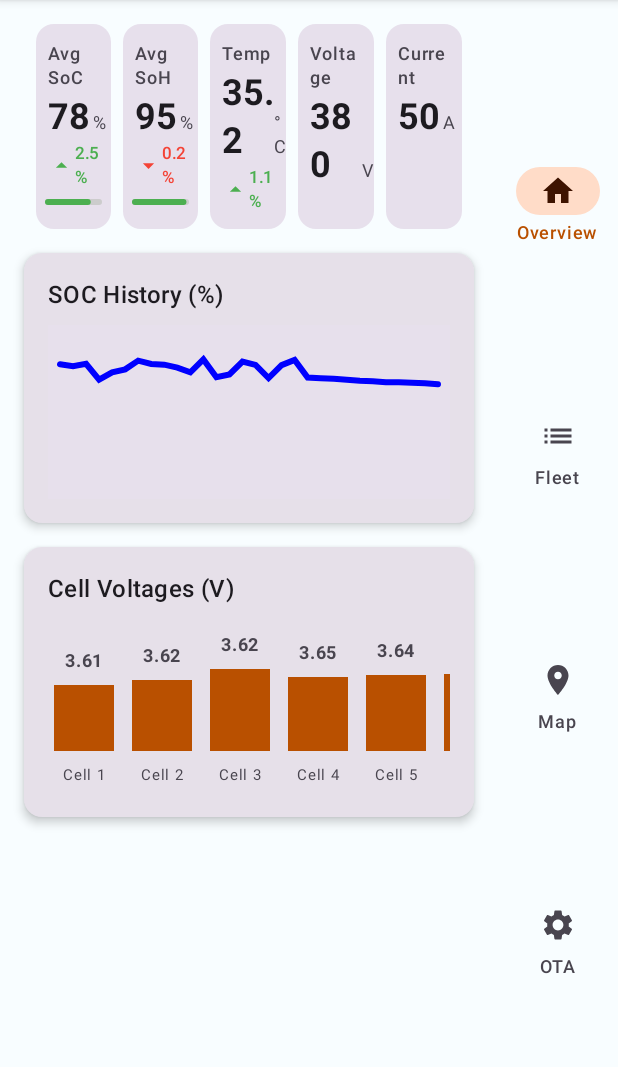
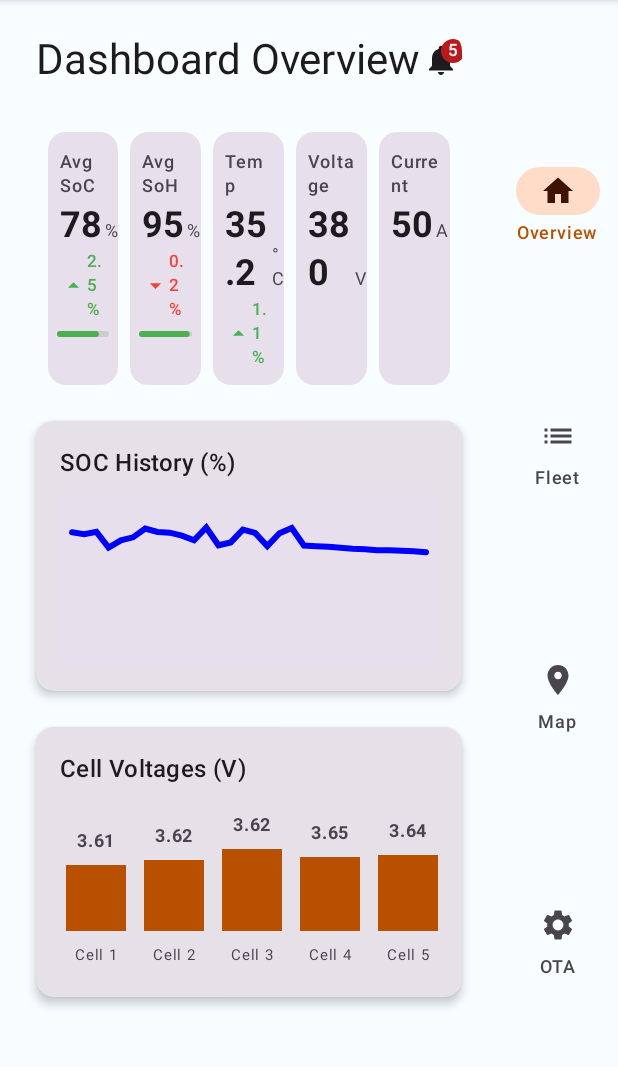
Before and after one commit to arnavgupta27/iCBMP, an Android app built with Jetpack Compose: the screen it shows after launch (MainActivity), on a phone screen of 412 x 824 dp, the part 84-1151 px from its top. Run offline under Robolectric (Android 15) with nearby library versions, the phone set to English and light mode, and no system bars; libraries missing offline, so code that uses them is left out: com.mapbox.maps.

Commit message:
alert center

```diff
--- a/automotive/src/main/java/com/example/icbmpfinalboss/ui/screens/overview/OverviewScreen.kt
+++ b/automotive/src/main/java/com/example/icbmpfinalboss/ui/screens/overview/OverviewScreen.kt
@@ -1,81 +1,68 @@
-package com.example.icbmpfinalboss.ui.screens.overview // Ensure your package name is correct
+package com.example.icbmpfinalboss.ui.screens.overview
 
 import androidx.compose.animation.core.animateFloatAsState
 import androidx.compose.animation.core.tween
 import androidx.compose.foundation.Canvas
 import androidx.compose.foundation.background
 import androidx.compose.foundation.layout.*
+import androidx.compose.foundation.lazy.LazyColumn
 import androidx.compose.foundation.lazy.LazyRow
+import androidx.compose.foundation.lazy.items
 import androidx.compose.foundation.lazy.itemsIndexed
-import androidx.compose.material.icons.Icons
-import androidx.compose.material.icons.filled.Info
-import androidx.compose.material.icons.filled.Refresh
+import androidx.compose.foundation.shape.RoundedCornerShape
 import androidx.compose.material3.*
 import androidx.compose.runtime.*
 import androidx.compose.ui.Alignment
 import androidx.compose.material3.MaterialTheme
 import androidx.compose.foundation.rememberScrollState
 import androidx.compose.foundation.verticalScroll
-import androidx.compose.material.icons.filled.ArrowDropDown
-import androidx.compose.material.icons.filled.ArrowDropUp
-
+import androidx.compose.material.icons.Icons
+import androidx.compose.material.icons.filled.*
 import androidx.compose.ui.Modifier
+import androidx.compose.ui.geometry.Offset
 import androidx.compose.ui.graphics.Color
 import androidx.compose.ui.graphics.Path
 import androidx.compose.ui.graphics.StrokeCap
 import androidx.compose.ui.graphics.drawscope.Stroke
 import androidx.compose.ui.text.font.FontWeight
-import androidx.compose.ui.tooling.preview.Preview
 import androidx.compose.ui.unit.dp
 import androidx.compose.ui.unit.sp
+import androidx.compose.ui.window.Dialog
 import androidx.lifecycle.viewmodel.compose.viewModel
 import com.example.icbmpfinalboss.data.models.BmsData
 import com.example.icbmpfinalboss.viewmodel.BmsViewModel
 
-import androidx.compose.material3.Card // Ensure this import is there
-import androidx.compose.material3.CardDefaults // Ensure this import is there
-import androidx.compose.material3.Icon // Ensure this import is there
-import androidx.compose.material3.Text // Ensure thi
-import androidx.compose.ui.geometry.Offset
-
-import androidx.compose.foundation.layout.IntrinsicSize // NEW Import
-
+// Imports for the old Alert Center are no longer needed
+// We'll use Badge and BadgedBox from Material 3
 @OptIn(ExperimentalMaterial3Api::class)
 @Composable
 fun OverviewScreen(
     bmsViewModel: BmsViewModel = viewModel()
 ) {
     val bmsData by bmsViewModel.bmsState.collectAsState()
-    val isChargingEnabled by bmsViewModel.isChargingEnabled.collectAsState()
-    val isBalancingForced by bmsViewModel.isBalancingForced.collectAsState()
-
     var showInfoDialog by remember { mutableStateOf(false) }
 
-    Scaffold(
-
-//        floatingActionButton = {
-//            // Refresh button (data simulation auto-refreshes, but this shows pattern)
-//            FloatingActionButton(onClick = { /* BmsViewModel.fetchBmsData() if not auto-refreshing */ }) {
-//                Icon(Icons.Filled.Refresh, contentDescription = "Refresh Data")
-//            }
-//        }
-    ) { paddingValues ->
+    Scaffold { paddingValues ->
         val scrollState = rememberScrollState()
         Column(
             modifier = Modifier
                 .padding(paddingValues)
-                .padding(16.dp)
+                .padding(horizontal = 24.dp, vertical = 16.dp)
                 .fillMaxSize()
                 .verticalScroll(scrollState),
-            verticalArrangement = Arrangement.spacedBy(16.dp) // Spacing between cards/sections
+            verticalArrangement = Arrangement.spacedBy(24.dp)
         ) {
-            // Battery Summary Card
+            Row(
+                modifier = Modifier.fillMaxWidth(),
+                horizontalArrangement = Arrangement.SpaceBetween,
+                verticalAlignment = Alignment.CenterVertically
+            ) {
+                Text("Dashboard Overview", style = MaterialTheme.typography.headlineMedium)
+                AlertCenter() // This now triggers a Dialog
+            }
+
             BatterySummaryCard(data = bmsData)
-
-            // SOC Line Chart
             SocLineChart(history = bmsData.socHistory)
-
-            // Cell Voltage Bar Chart
             CellVoltageBarChart(cellVoltages = bmsData.cellVoltages)
         }
 
@@ -94,65 +81,181 @@ fun OverviewScreen(
     }
 }
 
+// MODIFIED: Alert Center now launches a large Dialog
+@OptIn(ExperimentalMaterial3Api::class)
+@Composable
+fun AlertCenter() {
+    var showDialog by remember { mutableStateOf(false) }
+    // Use mutableStateListOf to allow for removing items
+    val notifications = remember {
+        mutableStateListOf(
+            "High Temperature Warning: Cell Block A",
+            "Firmware Update v1.9.2 Available",
+            "Critical: SoC below 15%",
+            "Cell Imbalance Detected: Group 3",
+            "Connection Lost: Vehicle #1024"
+        )
+    }
+
+    Box {
+        IconButton(onClick = { showDialog = true }) {
+            BadgedBox(
+                badge = {
+                    if (notifications.isNotEmpty()) {
+                        Badge { Text(notifications.size.toString()) }
+                    }
+                }
+            ) {
+                Icon(
+                    imageVector = Icons.Default.Notifications,
+                    contentDescription = "Open Alerts",
+                    tint = MaterialTheme.colorScheme.onSurface
+                )
+            }
+        }
+    }
+
+    if (showDialog) {
+        AlertsDialog(
+            notifications = notifications,
+            onDismiss = { showDialog = false },
+            onClear = { notification -> notifications.remove(notification) },
+            onAcknowledge = { notification ->
+                // For now, acknowledging just clears it.
+                // Later, this could change an item's state (e.g., its color) instead of removing it.
+                notifications.remove(notification)
+            }
+        )
+    }
+}
+
+// NEW: A large dialog for displaying alerts
+@Composable
+fun AlertsDialog(
+    notifications: List<String>,
+    onDismiss: () -> Unit,
+    onAcknowledge: (String) -> Unit,
+    onClear: (String) -> Unit
+) {
+    Dialog(onDismissRequest = onDismiss) {
+        Card(
+            modifier = Modifier
+                .fillMaxWidth(0.95f) // Covers most of the width
+                .fillMaxHeight(0.85f), // Covers most of the height
+            shape = RoundedCornerShape(16.dp),
+            colors = CardDefaults.cardColors(containerColor = MaterialTheme.colorScheme.surface)
+        ) {
+            Column(modifier = Modifier.fillMaxSize()) {
+                // Dialog Header
+                Row(
+                    modifier = Modifier
+                        .fillMaxWidth()
+                        .padding(16.dp),
+                    horizontalArrangement = Arrangement.SpaceBetween,
+                    verticalAlignment = Alignment.CenterVertically
+                ) {
+                    Text("Alert Center", style = MaterialTheme.typography.headlineSmall)
+                    IconButton(onClick = onDismiss) {
+                        Icon(Icons.Default.Close, contentDescription = "Close Alerts")
+                    }
+                }
+                Divider(modifier = Modifier.padding(horizontal = 16.dp))
+
+                // List of notifications
+                if (notifications.isEmpty()) {
+                    Box(
+                        modifier = Modifier.fillMaxSize(),
+                        contentAlignment = Alignment.Center
+                    ) {
+                        Text("All alerts cleared!", style = MaterialTheme.typography.bodyLarge)
+                    }
+                } else {
+                    LazyColumn(
+                        contentPadding = PaddingValues(16.dp),
+                        verticalArrangement = Arrangement.spacedBy(12.dp)
+                    ) {
+                        items(items = notifications, key = { it }) { notification ->
+                            NotificationItem(
+                                notificationText = notification,
+                                onAcknowledge = { onAcknowledge(notification) },
+                                onClear = { onClear(notification) }
+                            )
+                        }
+                    }
+                }
+            }
+        }
+    }
+}
+
+// NEW: Composable for a single notification item with actions
+@Composable
+fun NotificationItem(
+    notificationText: String,
+    onAcknowledge: () -> Unit,
+    onClear: () -> Unit
+) {
+    Card(
+        modifier = Modifier.fillMaxWidth(),
+        colors = CardDefaults.cardColors(containerColor = MaterialTheme.colorScheme.surfaceVariant),
+        elevation = CardDefaults.cardElevation(2.dp)
+    ) {
+        Column(
+            modifier = Modifier.padding(16.dp),
+            verticalArrangement = Arrangement.spacedBy(12.dp)
+        ) {
+            Text(
+                text = notificationText,
+                style = MaterialTheme.typography.bodyLarge
+            )
+            Row(
+                modifier = Modifier.fillMaxWidth(),
+                horizontalArrangement = Arrangement.End,
+                verticalAlignment = Alignment.CenterVertically
+            ) {
+                // "Acknowledge" could be a less prominent button
+                TextButton(onClick = onAcknowledge) {
+                    Text("Acknowledge")
+                }
+                Spacer(modifier = Modifier.width(8.dp))
+                // "Clear" is a primary action
+                Button(onClick = onClear) {
+                    Text("Clear")
+                }
+            }
+        }
+    }
+}
+
+// --- NO CHANGES to the components below this line ---
 @Composable
 fun BatterySummaryCard(data: BmsData) {
     Row(
         modifier = Modifier
             .fillMaxWidth()
             .padding(horizontal = 8.dp)
-            .height(IntrinsicSize.Min), // Ensures the Row's height is the height of its tallest child
+            .height(IntrinsicSize.Min),
         horizontalArrangement = Arrangement.spacedBy(8.dp)
     ) {
-        // Each card gets a weight of 1f and fills the max height available to it (the Row's height)
         BatteryMetricCard(
-            modifier = Modifier
-                .weight(1f)
-                .fillMaxHeight(), // Make each card fill the height of the Row
-            title = "Avg SoC",
-            value = "78",
-            unit = "%",
-            trend = 2.5f,
-            statusColor = Color(0xFF4CAF50),
-            progress = 0.78f
+            modifier = Modifier.weight(1f).fillMaxHeight(),
+            title = "Avg SoC", value = "78", unit = "%", trend = 2.5f, statusColor = Color(0xFF4CAF50), progress = 0.78f
         )
         BatteryMetricCard(
-            modifier = Modifier
-                .weight(1f)
-                .fillMaxHeight(),
-            title = "Avg SoH",
-            value = "95",
-            unit = "%",
-            trend = -0.2f,
-            statusColor = Color(0xFF4CAF50),
-            progress = 0.95f
+            modifier = Modifier.weight(1f).fillMaxHeight(),
+            title = "Avg SoH", value = "95", unit = "%", trend = -0.2f, statusColor = Color(0xFF4CAF50), progress = 0.95f
         )
         BatteryMetricCard(
-            modifier = Modifier
-                .weight(1f)
-                .fillMaxHeight(),
-            title = "Temp",
-            value = "35.2",
-            unit = "°C",
-            trend = 1.1f,
-            statusColor = Color(0xFFFFC107)
+            modifier = Modifier.weight(1f).fillMaxHeight(),
+            title = "Temp", value = "35.2", unit = "°C", trend = 1.1f, statusColor = Color(0xFFFFC107)
         )
         BatteryMetricCard(
-            modifier = Modifier
-                .weight(1f)
-                .fillMaxHeight(),
-            title = "Voltage",
-            value = "380",
-            unit = "V",
-            statusColor = Color(0xFF2196F3)
+            modifier = Modifier.weight(1f).fillMaxHeight(),
+            title = "Voltage", value = "380", unit = "V", statusColor = Color(0xFF2196F3)
         )
         BatteryMetricCard(
-            modifier = Modifier
-                .weight(1f)
-                .fillMaxHeight(),
-            title = "Current",
-            value = "50",
-            unit = "A",
-            statusColor = Color(0xFFE91E63)
+            modifier = Modifier.weight(1f).fillMaxHeight(),
+            title = "Current", value = "50", unit = "A", statusColor = Color(0xFFE91E63)
         )
     }
 }
@@ -169,44 +272,31 @@ fun SummaryItem(label: String, value: String) {
 fun SocLineChart(history: List<Float>) {
     Card(
         elevation = CardDefaults.cardElevation(4.dp),
-        modifier = Modifier
-            .fillMaxWidth()
-            .height(180.dp) // Increased height for better visualization
+        modifier = Modifier.fillMaxWidth().height(180.dp)
     ) {
         Column(modifier = Modifier.padding(16.dp)) {
             Text("SOC History (%)", style = MaterialTheme.typography.titleMedium)
             Spacer(Modifier.height(8.dp))
             Canvas(
-                modifier = Modifier
-                    .fillMaxSize()
-                    .background(MaterialTheme.colorScheme.surfaceVariant)
-                    .padding(8.dp)
+                modifier = Modifier.fillMaxSize().background(MaterialTheme.colorScheme.surfaceVariant).padding(8.dp)
             ) {
                 if (history.size > 1) {
                     val path = Path()
-                    // Adjust min/max for realistic SOC range
-                    val minSoc = 30f // Assuming SOC won't go below this in the short term
+                    val minSoc = 30f
                     val maxSoc = 100f
-                    val socRange = (maxSoc - minSoc).coerceAtLeast(1f) // Avoid division by zero
-
-                    // Scale Y-axis to canvas height
+                    val socRange = (maxSoc - minSoc).coerceAtLeast(1f)
                     fun getYCoordinate(soc: Float): Float {
                         return size.height - ((soc - minSoc) / socRange * size.height)
                     }
-
-                    // Move to the starting point
                     path.moveTo(0f, getYCoordinate(history.first()))
-
-                    // Draw lines to subsequent points
                     for (i in 1 until history.size) {
                         val x = size.width * (i.toFloat() / (history.size - 1))
                         val y = getYCoordinate(history[i])
                         path.lineTo(x, y)
                     }
-
                     drawPath(
                         path,
-                        color = Color.Blue, // Using theme primary color
+                        color = Color.Blue,
                         style = Stroke(width = 6f, cap = StrokeCap.Round)
                     )
                 }
@@ -219,9 +309,7 @@ fun SocLineChart(history: List<Float>) {
 fun CellVoltageBarChart(cellVoltages: List<Float>) {
     Card(
         elevation = CardDefaults.cardElevation(4.dp),
-        modifier = Modifier
-            .fillMaxWidth()
-            .height(180.dp) // Consistent height with line chart
+        modifier = Modifier.fillMaxWidth().height(180.dp)
     ) {
         Column(modifier = Modifier.padding(16.dp)) {
             Text("Cell Voltages (V)", style = MaterialTheme.typography.titleMedium)
@@ -229,38 +317,30 @@ fun CellVoltageBarChart(cellVoltages: List<Float>) {
             LazyRow(
                 modifier = Modifier.fillMaxSize(),
                 horizontalArrangement = Arrangement.spacedBy(12.dp),
-                verticalAlignment = Alignment.Bottom, // Bars start from bottom
+                verticalAlignment = Alignment.Bottom,
                 contentPadding = PaddingValues(horizontal = 4.dp)
             ) {
                 itemsIndexed(cellVoltages) { index, voltage ->
-                    // Animate bar height for a smoother update effect
                     val animatedHeight by animateFloatAsState(
-                        targetValue = (voltage - 3.5f).coerceAtLeast(0f) * 400, // Scale factor
+                        targetValue = (voltage - 3.5f).coerceAtLeast(0f) * 400,
                         animationSpec = tween(durationMillis = 500)
                     )
-
                     Column(
                         horizontalAlignment = Alignment.CenterHorizontally,
                         verticalArrangement = Arrangement.Bottom,
-                        modifier = Modifier
-                            .fillMaxHeight() // Allows bars to take up full height of LazyRow
-                            .width(40.dp)
+                        modifier = Modifier.fillMaxHeight().width(40.dp)
                     ) {
-                        // Display voltage value above the bar
                         Text(
                             text = "%.2f".format(voltage),
                             fontSize = 12.sp,
                             fontWeight = FontWeight.Bold,
-                            color = MaterialTheme.colorScheme.onSurfaceVariant // Text color
+                            color = MaterialTheme.colorScheme.onSurfaceVariant
                         )
                         Spacer(Modifier.height(4.dp))
                         Box(
-                            modifier = Modifier
-                                .width(40.dp)
-                                .height(animatedHeight.dp) // Use animated height
-                                .background(MaterialTheme.colorScheme.secondary) // Using theme secondary color
+                            modifier = Modifier.width(40.dp).height(animatedHeight.dp).background(MaterialTheme.colorScheme.secondary)
                         )
-                        Spacer(Modifier.height(4.dp)) // Space between bar and label
+                        Spacer(Modifier.height(4.dp))
                         Text(
                             text = "Cell ${index + 1}",
                             fontSize = 10.sp,
@@ -273,10 +353,9 @@ fun CellVoltageBarChart(cellVoltages: List<Float>) {
     }
 }
 
-
 @Composable
 fun BatteryMetricCard(
-    modifier: Modifier = Modifier, // Add modifier parameter
+    modifier: Modifier = Modifier,
     title: String,
     value: String,
     unit: String,
@@ -285,39 +364,35 @@ fun BatteryMetricCard(
     progress: Float? = null
 ) {
     Card(
-        // The modifier will be passed from the parent Row (e.g., with weight)
         modifier = modifier,
         colors = CardDefaults.cardColors(containerColor = MaterialTheme.colorScheme.surfaceVariant)
     ) {
         Column(
             modifier = Modifier.padding(horizontal = 8.dp, vertical = 12.dp),
-            verticalArrangement = Arrangement.spacedBy(2.dp) // Reduced spacing
+            verticalArrangement = Arrangement.spacedBy(2.dp)
         ) {
             Text(
                 text = title,
-                style = MaterialTheme.typography.labelMedium, // Smaller font
+                style = MaterialTheme.typography.labelMedium,
                 color = MaterialTheme.colorScheme.onSurfaceVariant
             )
-
             Row(
                 verticalAlignment = Alignment.Bottom,
                 horizontalArrangement = Arrangement.spacedBy(2.dp)
             ) {
                 Text(
                     text = value,
-                    style = MaterialTheme.typography.headlineSmall, // Smaller font
+                    style = MaterialTheme.typography.headlineSmall,
                     fontWeight = FontWeight.Bold,
                     color = MaterialTheme.colorScheme.onSurface
                 )
                 Text(
                     text = unit,
-                    style = MaterialTheme.typography.bodySmall, // Smaller font
+                    style = MaterialTheme.typography.bodySmall,
                     color = MaterialTheme.colorScheme.onSurfaceVariant,
-                    modifier = Modifier.padding(bottom = 4.dp) // Adjust alignment
+                    modifier = Modifier.padding(bottom = 4.dp)
                 )
             }
-
-            // Trend Indicator (no changes needed here, it's already compact)
             if (trend != 0f) {
                 Row(verticalAlignment = Alignment.CenterVertically) {
                     val trendColor = if (trend > 0) Color(0xFF4CAF50) else Color(0xFFF44336)
@@ -326,23 +401,19 @@ fun BatteryMetricCard(
                         imageVector = trendIcon,
                         contentDescription = null,
                         tint = trendColor,
-                        modifier = Modifier.size(18.dp) // Slightly smaller icon
+                        modifier = Modifier.size(18.dp)
                     )
                     Text(
                         text = "${"%.1f".format(kotlin.math.abs(trend))}%",
-                        style = MaterialTheme.typography.labelSmall, // Smaller font
+                        style = MaterialTheme.typography.labelSmall,
                         color = trendColor
                     )
                 }
             }
-
-            // Progress Bar (no changes needed here)
             if (progress != null) {
                 Spacer(modifier = Modifier.height(4.dp))
                 Canvas(
-                    modifier = Modifier
-                        .fillMaxWidth()
-                        .height(4.dp) // Thinner bar
+                    modifier = Modifier.fillMaxWidth().height(4.dp)
                 ) {
                     drawLine(
                         color = Color.LightGray,
```
